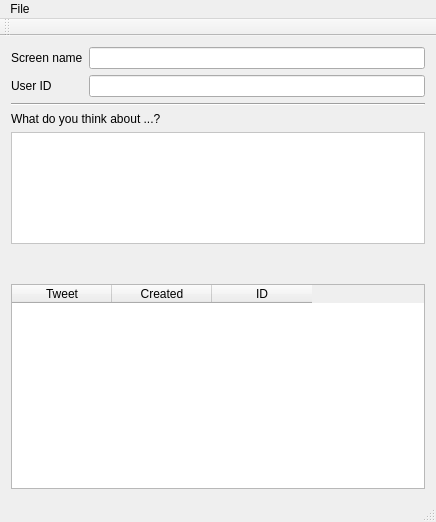
The window that mainwindow.ui (607011/Twindicator) describes before a commit, drawn with Qt 5.
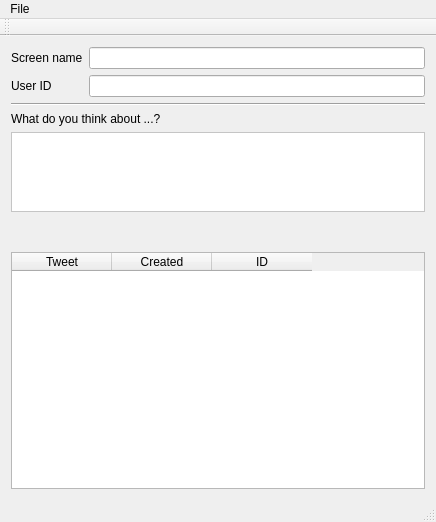
The same window after the commit. Icons and pictures are not drawn.

Commit message: Sorting works. Added FlowLayout to display tweet.

What changed in the file:
```diff
--- a/mainwindow.ui
+++ b/mainwindow.ui
@@ -69,6 +69,18 @@
     </item>
     <item>
      <widget class="QFrame" name="tweetFrame">
+      <property name="sizePolicy">
+       <sizepolicy hsizetype="Preferred" vsizetype="Minimum">
+        <horstretch>0</horstretch>
+        <verstretch>0</verstretch>
+       </sizepolicy>
+      </property>
+      <property name="minimumSize">
+       <size>
+        <width>320</width>
+        <height>80</height>
+       </size>
+      </property>
       <property name="autoFillBackground">
        <bool>false</bool>
       </property>
@@ -81,53 +93,6 @@
       <property name="frameShadow">
        <enum>QFrame::Plain</enum>
       </property>
-      <layout class="QVBoxLayout" name="verticalLayout_2">
-       <item>
-        <widget class="QLabel" name="tweetLabel">
-         <property name="sizePolicy">
-          <sizepolicy hsizetype="MinimumExpanding" vsizetype="Preferred">
-           <horstretch>0</horstretch>
-           <verstretch>0</verstretch>
-          </sizepolicy>
-         </property>
-         <property name="minimumSize">
-          <size>
-           <width>0</width>
-           <height>88</height>
-          </size>
-         </property>
-         <property name="font">
-          <font>
-           <pointsize>13</pointsize>
-          </font>
-         </property>
-         <property name="cursor">
-          <cursorShape>OpenHandCursor</cursorShape>
-         </property>
-         <property name="mouseTracking">
-          <bool>true</bool>
-         </property>
-         <property name="frameShape">
-          <enum>QFrame::NoFrame</enum>
-         </property>
-         <property name="text">
-          <string/>
-         </property>
-         <property name="scaledContents">
-          <bool>true</bool>
-         </property>
-         <property name="alignment">
-          <set>Qt::AlignLeading|Qt::AlignLeft|Qt::AlignTop</set>
-         </property>
-         <property name="wordWrap">
-          <bool>true</bool>
-         </property>
-         <property name="openExternalLinks">
-          <bool>true</bool>
-         </property>
-        </widget>
-       </item>
-      </layout>
      </widget>
     </item>
     <item>
```
The commit also changes 5 other files.
